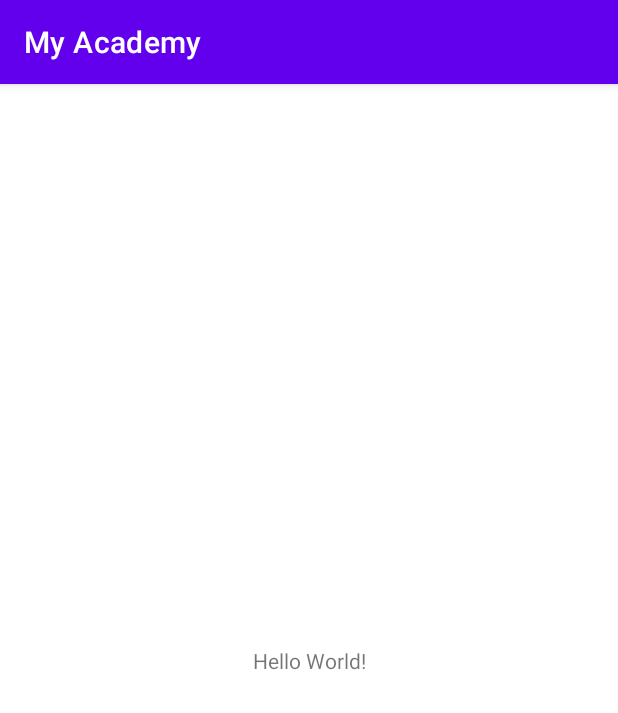
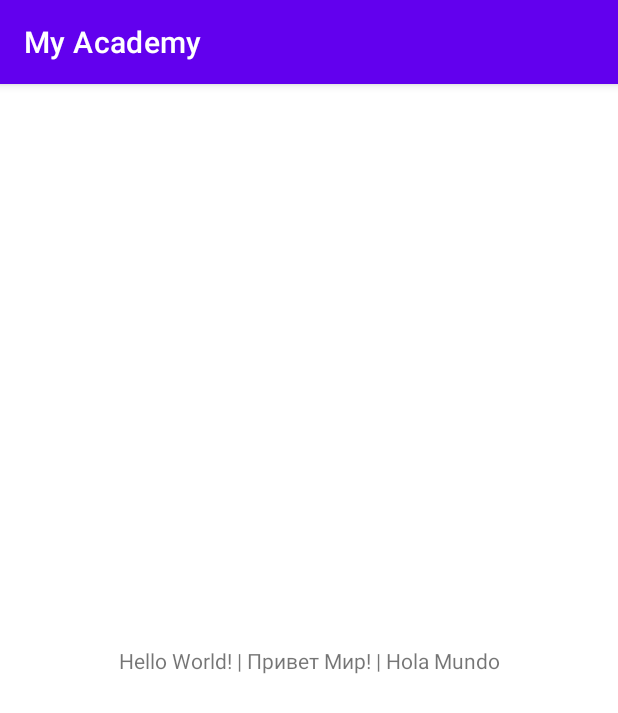
Before and after one commit to Alex-First/my_academy, an Android app: the screen it shows after launch (MainActivity), on a phone screen of 412 x 824 dp. Shown: the top 713 px of the screen. Run offline under Robolectric (Android 15) with nearby library versions, the phone set to English and light mode, and no system bars.

Commit message:
Добавил "Здрасте" на руссоком и испанском в ТехтВиев

```diff
--- a/app/src/main/res/layout/activity_main.xml
+++ b/app/src/main/res/layout/activity_main.xml
@@ -9,7 +9,7 @@
     <TextView
         android:layout_width="wrap_content"
         android:layout_height="wrap_content"
-        android:text="Hello World!"
+        android:text="Hello World! | Привет Мир! | Hola Mundo"
         app:layout_constraintBottom_toBottomOf="parent"
         app:layout_constraintLeft_toLeftOf="parent"
         app:layout_constraintRight_toRightOf="parent"
```
